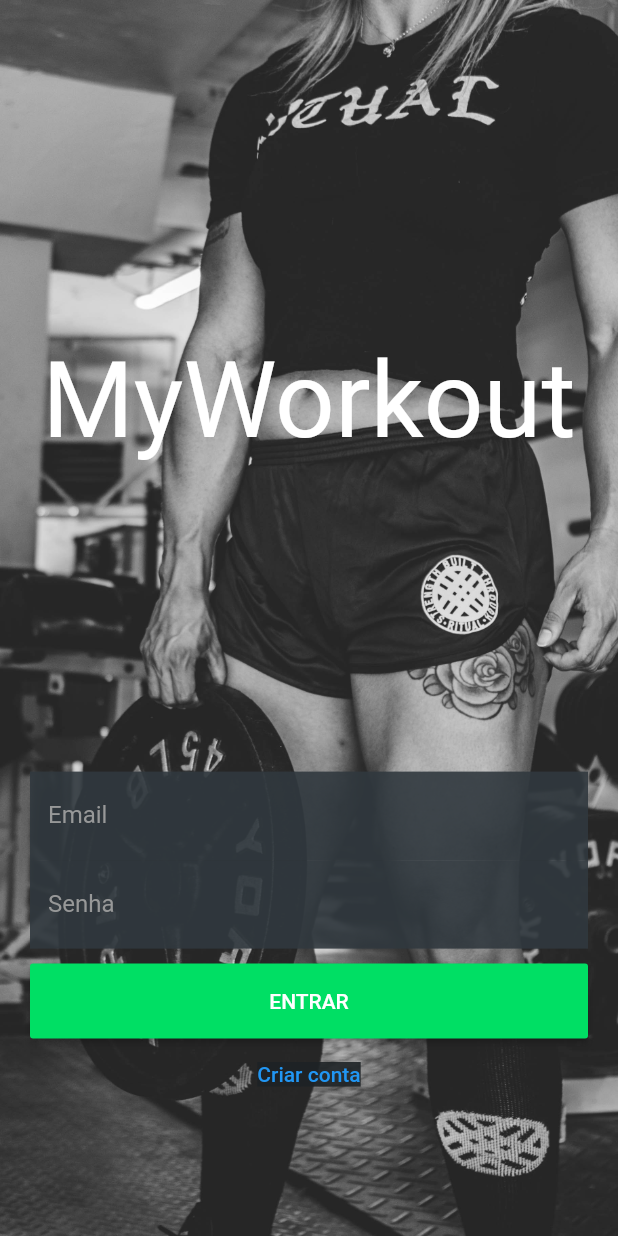
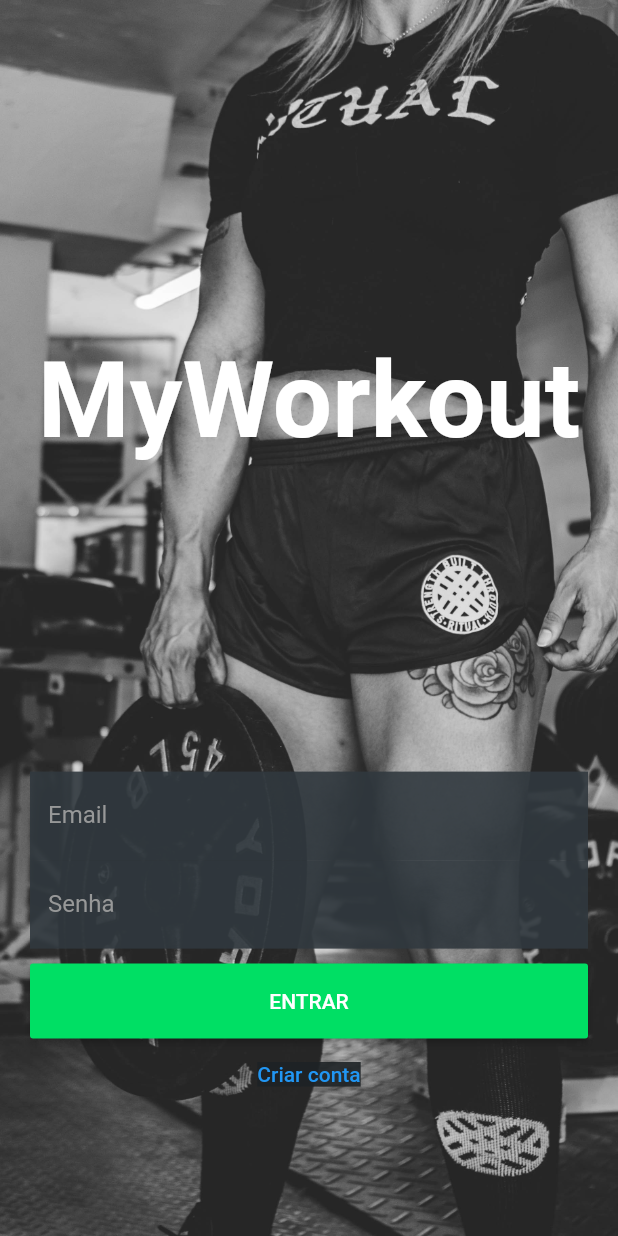
Before and after one commit to vitoralves/mwlab, a Flutter app: the screen it shows after launch, after a tap on "Criar conta", after a tap on "Entrar", on a phone screen of 412 x 824 dp. Run offline on Flutter 3.47's test engine with Material 2 defaults, Android fonts, the phone set to English and light mode, and no system bars; network calls fail.

Commit message:
animations

```diff
--- /dev/null
+++ b/lib/helpers/CustomRoute.dart
@@ -0,0 +1,43 @@
+import 'package:flutter/material.dart';
+
+class CustomRoute<T> extends MaterialPageRoute<T> {
+  CustomRoute({WidgetBuilder builder, RouteSettings settings})
+      : super(builder: builder, settings: settings);
+
+  @override
+  Widget buildTransitions(
+    BuildContext context,
+    Animation<double> animation,
+    Animation<double> secondaryAnimation,
+    Widget child,
+  ) {
+    if (settings.isInitialRoute) {
+      return child;
+    }
+
+    return FadeTransition(
+      opacity: animation,
+      child: child,
+    );
+  }
+}
+
+class CustomPageTransition extends PageTransitionsBuilder {
+  @override
+  Widget buildTransitions<T>(
+    PageRoute<T> route,
+    BuildContext context,
+    Animation<double> animation,
+    Animation<double> secondaryAnimation,
+    Widget child,
+  ) {
+    if (route.settings.isInitialRoute) {
+      return child;
+    }
+
+    return FadeTransition(
+      opacity: animation,
+      child: child,
+    );
+  }
+}
--- a/lib/main.dart
+++ b/lib/main.dart
@@ -7,6 +7,8 @@ import './screens/home_screen.dart';
 
 import './providers/workout_provider.dart';
 import './providers/exercises_provider.dart';
+
+import './helpers/CustomRoute.dart';
 
 void main() {
   Provider.debugCheckInvalidValueType = null;
@@ -64,6 +66,10 @@ class MyApp extends StatelessWidget {
               fontSize: 15,
             ),
           ),
+          pageTransitionsTheme: PageTransitionsTheme(builders: {
+            TargetPlatform.android: CustomPageTransition(),
+            TargetPlatform.iOS: CustomPageTransition()
+          }),
         ),
         debugShowCheckedModeBanner: false,
         home: Consumer<AuthProvider>(
--- a/lib/providers/workout_provider.dart
+++ b/lib/providers/workout_provider.dart
@@ -66,7 +66,6 @@ class WorkoutProvider with ChangeNotifier {
           id, data['name'], data['imageUrl'], data['weekDay'], data['userId']));
     });
 
-    print('notify');
     notifyListeners();
   }
 
--- a/lib/screens/exercise_screen.dart
+++ b/lib/screens/exercise_screen.dart
@@ -33,6 +33,7 @@ class Exercises extends StatelessWidget {
         backgroundColor: Theme.of(context).backgroundColor,
       ),
       body: Container(
+        height: double.infinity,
         decoration: BoxDecoration(
           image: DecorationImage(
             image: ExactAssetImage('assets/images/bg4.jpg'),
--- a/lib/screens/login_screen.dart
+++ b/lib/screens/login_screen.dart
@@ -9,7 +9,8 @@ class LoginScreen extends StatefulWidget {
   _LoginScreenState createState() => _LoginScreenState();
 }
 
-class _LoginScreenState extends State<LoginScreen> {
+class _LoginScreenState extends State<LoginScreen>
+    with SingleTickerProviderStateMixin {
   final _form = GlobalKey<FormState>();
   final _passwordFocus = FocusNode();
   final _confirmPasswordFocus = FocusNode();
@@ -17,6 +18,9 @@ class _LoginScreenState extends State<LoginScreen> {
   final _user = {'email': '', 'password': '', 'confirmPassword': ''};
   bool _loading = false;
   bool _login = true;
+  bool _init = true;
+  AnimationController _controller;
+  Animation<Size> _heightAnimation;
 
   _save() async {
     try {
@@ -83,14 +87,52 @@ class _LoginScreenState extends State<LoginScreen> {
   }
 
   _switchMode() {
+    if (_login) {
+      _controller.forward();
+    } else {
+      _controller.reverse();
+    }
+
     setState(() {
       _login = !_login;
     });
   }
 
   @override
+  void didChangeDependencies() {
+    super.didChangeDependencies();
+
+    if (_init) {
+      _init = false;
+      final _mediaQuery = MediaQuery.of(context);
+      print(_mediaQuery);
+      _controller = AnimationController(
+        vsync: this,
+        duration: Duration(milliseconds: 500),
+      );
+      _heightAnimation = Tween<Size>(
+        begin: Size(double.infinity, _mediaQuery.size.height * 0.6),
+        end: Size(double.infinity, 0),
+      ).animate(
+        CurvedAnimation(
+          parent: _controller,
+          curve: Curves.linear,
+        ),
+      );
+
+      _heightAnimation.addListener(() => setState(() {}));
+    }
+  }
+
+  @override
+  void dispose() {
+    super.dispose();
+
+    _controller.dispose();
+  }
+
+  @override
   Widget build(BuildContext context) {
-    final _mediaQuery = MediaQuery.of(context);
     return Scaffold(
       body: Container(
         decoration: BoxDecoration(
@@ -109,16 +151,18 @@ class _LoginScreenState extends State<LoginScreen> {
                   key: _form,
                   child: ListView(
                     children: <Widget>[
-                      if (_login)
-                        SizedBox(
-                          height: _mediaQuery.size.height * 0.6,
-                          child: Center(
-                            child: Text(
-                              'MyWorkout',
-                              style: TextStyle(fontSize: 70),
+                      SizedBox(
+                        height: _heightAnimation.value.height,
+                        child: Center(
+                          child: Text(
+                            'MyWorkout',
+                            style: TextStyle(
+                              fontSize: 70,
+                              fontWeight: FontWeight.bold,
                             ),
                           ),
                         ),
+                      ),
                       TextFormField(
                         initialValue: '',
                         onSaved: (value) {
--- a/pubspec.yaml
+++ b/pubspec.yaml
@@ -48,6 +48,7 @@ flutter:
    - assets/images/bg3.jpg
    - assets/images/bg4.jpg
    - assets/images/login_bg.jpg
+   - assets/images/halter.png
 
   # An image asset can refer to one or more resolution-specific "variants", see
   # https://flutter.dev/assets-and-images/#resolution-aware.
```
Also changed, not shown: lib/widgets/app_drawer.dart (+4 -3 lines), lib/widgets/exercise_list.dart (+17 -11 lines), assets/images/halter.png (added).
